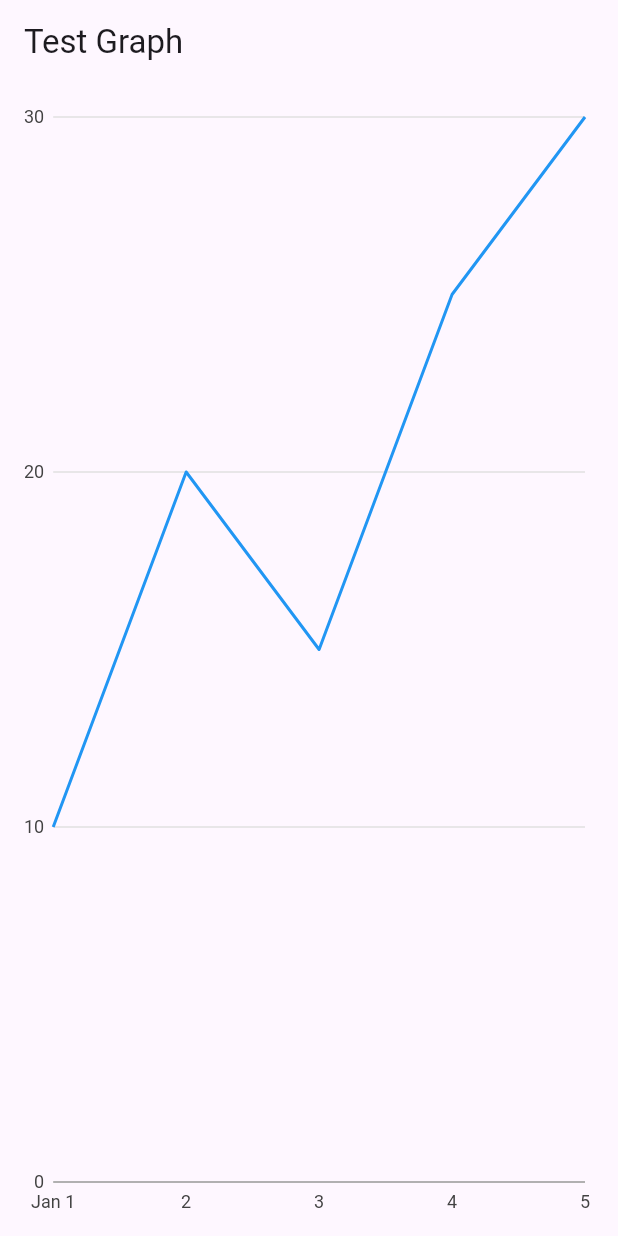
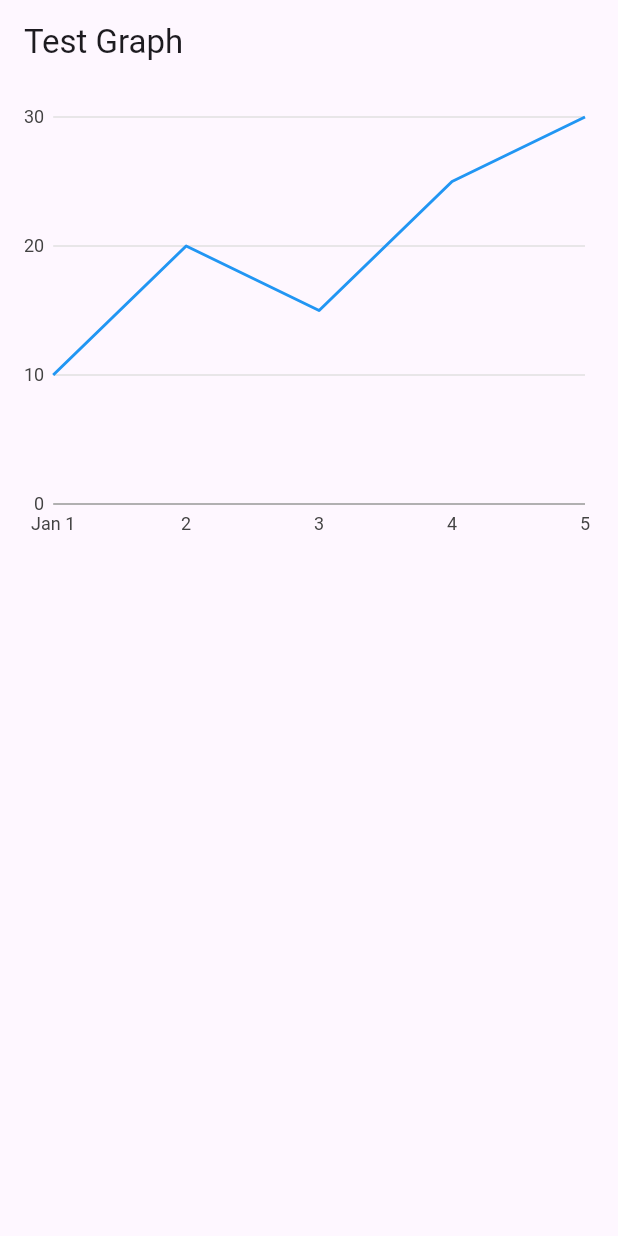
Before and after one commit to Uberkell/Health_App, a Flutter app: the screen it shows after launch, on a phone screen of 412 x 824 dp. Run offline on Flutter 3.47's test engine with Material 3 defaults, Android fonts, the phone set to English and light mode, and no system bars; our stand-ins replace charts_flutter, cloud_firestore, firebase_auth, firebase_core, firebase_storage, flutter_local_notifications and 2 more; accounts and stored records are empty.

Commit message:
Added cotainer atribute so the size of the graph and fit smaller on the page.

```diff
--- a/lib/pages/Graph_Page.dart
+++ b/lib/pages/Graph_Page.dart
@@ -43,14 +43,19 @@ class LineChartWidget extends StatelessWidget {
 
     return Padding(
       padding: const EdgeInsets.all(8.0),
-      child: charts.TimeSeriesChart(
-        seriesList,
-        animate: true,
-        dateTimeFactory: const charts.LocalDateTimeFactory(),
+      child: Container(
+        height: 300, // height adjustment
+        width: double.infinity, // Width adjustment
+        child: charts.TimeSeriesChart(
+          seriesList,
+          animate: true,
+          dateTimeFactory: const charts.LocalDateTimeFactory(),
+        ),
       ),
     );
   }
 }
+
 
 class MyData {
   final DateTime timestamp;
```
